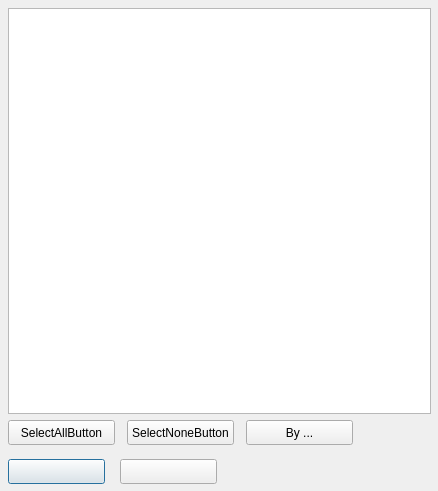
The window that src/forms/SelectProfilesFormUnit.ui (Eldricos/D-Fend-Reborn) describes before a commit, drawn with Qt 5.
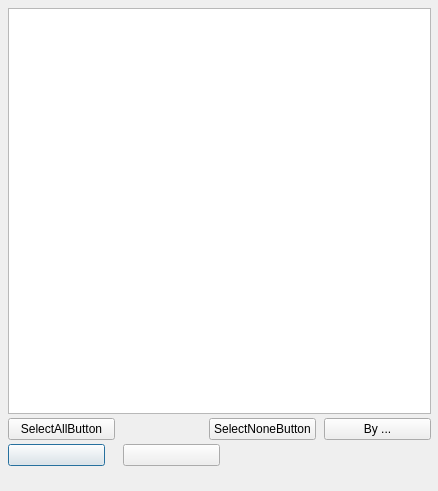
The same window after the commit.

Commit message: Remaining dialogs: Qt layouts instead of fixed pixel positions

The edit to the form file:
```diff
--- a/src/forms/SelectProfilesFormUnit.ui
+++ b/src/forms/SelectProfilesFormUnit.ui
@@ -8,46 +8,79 @@
     <property name="vclPosition" stdset="0"><string notr="true">poOwnerFormCenter</string></property>
     <property name="vclDesignWidth" stdset="0"><number>438</number></property>
     <property name="vclDesignHeight" stdset="0"><number>491</number></property>
+    <layout class="QGridLayout" name="SelectProfilesForm_Layout" columnstretch="0,0,0,0,1">
+      <property name="leftMargin"><number>8</number></property>
+      <property name="topMargin"><number>8</number></property>
+      <property name="rightMargin"><number>4</number></property>
+      <property name="bottomMargin"><number>8</number></property>
+      <property name="horizontalSpacing"><number>8</number></property>
+      <property name="verticalSpacing"><number>4</number></property>
+      <item row="0" column="0" colspan="4" alignment="Qt::AlignLeft">
     <widget class="QListWidget" name="ListBox">
       <property name="geometry"><rect><x>8</x><y>8</y><width>423</width><height>406</height></rect></property>
       <property name="vclCheckList" stdset="0"><bool>true</bool></property>
-    </widget>
+          <property name="minimumSize"><size><width>423</width><height>406</height></size></property>
+        </widget>
+      </item>
+      <item row="1" column="0" alignment="Qt::AlignLeft">
     <widget class="QPushButton" name="SelectAllButton">
-      <property name="geometry"><rect><x>8</x><y>420</y><width>107</width><height>25</height></rect></property>
       <property name="text"><string>SelectAllButton</string></property>
       <property name="autoDefault"><bool>false</bool></property>
       <property name="vclOnClick" stdset="0"><string notr="true">SelectButtonClick</string></property>
-    </widget>
+          <property name="minimumSize"><size><width>107</width><height>0</height></size></property>
+        </widget>
+      </item>
+      <item row="1" column="2" alignment="Qt::AlignLeft">
     <widget class="QPushButton" name="SelectNoneButton">
-      <property name="geometry"><rect><x>127</x><y>420</y><width>107</width><height>25</height></rect></property>
       <property name="tag" stdset="0"><number>1</number></property>
       <property name="text"><string>SelectNoneButton</string></property>
       <property name="autoDefault"><bool>false</bool></property>
       <property name="vclOnClick" stdset="0"><string notr="true">SelectButtonClick</string></property>
-    </widget>
+          <property name="minimumSize"><size><width>107</width><height>0</height></size></property>
+        </widget>
+      </item>
+      <item row="1" column="3" alignment="Qt::AlignLeft">
     <widget class="QPushButton" name="SelectGenreButton">
-      <property name="geometry"><rect><x>246</x><y>420</y><width>107</width><height>25</height></rect></property>
       <property name="tag" stdset="0"><number>2</number></property>
       <property name="text"><string>By ...</string></property>
       <property name="autoDefault"><bool>false</bool></property>
       <property name="vclOnClick" stdset="0"><string notr="true">SelectButtonClick</string></property>
-    </widget>
+          <property name="minimumSize"><size><width>107</width><height>0</height></size></property>
+        </widget>
+      </item>
+      <item row="2" column="0" alignment="Qt::AlignLeft">
     <widget class="QPushButton" name="OKButton">
-      <property name="geometry"><rect><x>8</x><y>459</y><width>97</width><height>25</height></rect></property>
-      <property name="text"><string></string></property>
+          <property name="text"><string /></property>
       <property name="autoDefault"><bool>false</bool></property>
       <property name="vclKind" stdset="0"><string notr="true">bkOK</string></property>
       <property name="default"><bool>true</bool></property>
       <property name="vclModalResult" stdset="0"><string notr="true">mrOk</string></property>
-    </widget>
+          <property name="minimumSize"><size><width>97</width><height>0</height></size></property>
+        </widget>
+      </item>
+      <item row="2" column="1" colspan="2" alignment="Qt::AlignLeft">
     <widget class="QPushButton" name="CancelButton">
-      <property name="geometry"><rect><x>120</x><y>459</y><width>97</width><height>25</height></rect></property>
-      <property name="text"><string></string></property>
+          <property name="text"><string /></property>
       <property name="autoDefault"><bool>false</bool></property>
       <property name="vclKind" stdset="0"><string notr="true">bkCancel</string></property>
       <property name="vclCancel" stdset="0"><bool>true</bool></property>
       <property name="vclModalResult" stdset="0"><string notr="true">mrCancel</string></property>
-    </widget>
+          <property name="minimumSize"><size><width>97</width><height>0</height></size></property>
+        </widget>
+      </item>
+      <item row="0" column="4">
+        <spacer name="SelectProfilesForm_Layout_HFill">
+          <property name="orientation"><enum>Qt::Horizontal</enum></property>
+          <property name="sizeHint" stdset="0"><size><width>0</width><height>0</height></size></property>
+        </spacer>
+      </item>
+      <item row="3" column="0">
+        <spacer name="SelectProfilesForm_VFill">
+          <property name="orientation"><enum>Qt::Vertical</enum></property>
+          <property name="sizeHint" stdset="0"><size><width>0</width><height>0</height></size></property>
+        </spacer>
+      </item>
+    </layout>
     <widget class="QMenu" name="PopupMenu">
       <property name="vclPopupMenu" stdset="0"><bool>true</bool></property>
     </widget>
```
Left out of the diff: 7 changed lines with no effect on the pictures. Lines whose indentation alone changed are shown as unchanged. The commit also changes 102 other files.
